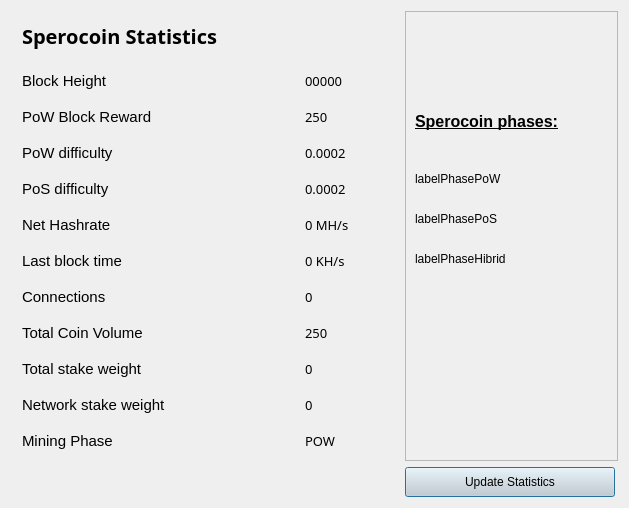
Above: src/qt/forms/statisticspage.ui from LightBurdenOfficial/SperoCoin before the change. Below: the same form after it.
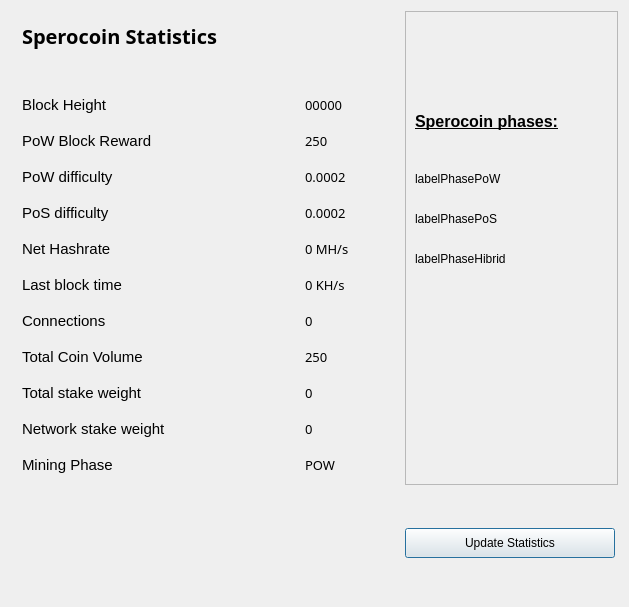
That is the form after the change.

Patch:
```diff
--- a/src/qt/forms/statisticspage.ui
+++ b/src/qt/forms/statisticspage.ui
@@ -10,7 +10,7 @@
     <x>0</x>
     <y>0</y>
     <width>629</width>
-    <height>508</height>
+    <height>607</height>
    </rect>
   </property>
   <property name="windowTitle">
@@ -181,6 +181,9 @@
         </property>
         <item row="1" column="0">
          <widget class="QLabel" name="label_14">
+          <property name="styleSheet">
+           <string notr="true">font: 75 10pt &quot;Century Gothic&quot;;</string>
+          </property>
           <property name="text">
            <string>&lt;html&gt;&lt;head/&gt;&lt;body&gt;&lt;p&gt;&lt;span style=&quot; font-size:11pt;&quot;&gt;Block Height&lt;/span&gt;&lt;/p&gt;&lt;/body&gt;&lt;/html&gt;</string>
           </property>
@@ -190,13 +193,16 @@
          <widget class="QLabel" name="heightBox">
           <property name="font">
            <font>
-            <family>Copperplate Gothic Light</family>
+            <family>Century Gothic</family>
             <pointsize>10</pointsize>
-            <weight>50</weight>
+            <weight>9</weight>
             <italic>false</italic>
             <bold>false</bold>
            </font>
           </property>
+          <property name="styleSheet">
+           <string notr="true">font: 75 10pt &quot;Century Gothic&quot;;</string>
+          </property>
           <property name="text">
            <string>00000</string>
           </property>
@@ -207,6 +213,9 @@
         </item>
         <item row="2" column="0">
          <widget class="QLabel" name="label_12">
+          <property name="styleSheet">
+           <string notr="true">font: 75 10pt &quot;Century Gothic&quot;;</string>
+          </property>
           <property name="text">
            <string>&lt;html&gt;&lt;head/&gt;&lt;body&gt;&lt;p&gt;&lt;span style=&quot; font-size:11pt;&quot;&gt;PoW Block Reward&lt;/span&gt;&lt;/p&gt;&lt;/body&gt;&lt;/html&gt;</string>
           </property>
@@ -216,13 +225,16 @@
          <widget class="QLabel" name="rewardBox">
           <property name="font">
            <font>
-            <family>Copperplate Gothic Light</family>
+            <family>Century Gothic</family>
             <pointsize>10</pointsize>
-            <weight>50</weight>
+            <weight>9</weight>
             <italic>false</italic>
             <bold>false</bold>
            </font>
           </property>
+          <property name="styleSheet">
+           <string notr="true">font: 75 10pt &quot;Century Gothic&quot;;</string>
+          </property>
           <property name="text">
            <string>250</string>
           </property>
@@ -230,6 +242,9 @@
         </item>
         <item row="3" column="0">
          <widget class="QLabel" name="label_13">
+          <property name="styleSheet">
+           <string notr="true">font: 75 10pt &quot;Century Gothic&quot;;</string>
+          </property>
           <property name="text">
            <string>&lt;html&gt;&lt;head/&gt;&lt;body&gt;&lt;p&gt;&lt;span style=&quot; font-size:11pt;&quot;&gt;PoW difficulty&lt;/span&gt;&lt;/p&gt;&lt;/body&gt;&lt;/html&gt;</string>
           </property>
@@ -239,13 +254,16 @@
          <widget class="QLabel" name="diffBox">
           <property name="font">
            <font>
-            <family>Copperplate Gothic Light</family>
+            <family>Century Gothic</family>
             <pointsize>10</pointsize>
-            <weight>50</weight>
+            <weight>9</weight>
             <italic>false</italic>
             <bold>false</bold>
            </font>
           </property>
+          <property name="styleSheet">
+           <string notr="true">font: 75 10pt &quot;Century Gothic&quot;;</string>
+          </property>
           <property name="text">
            <string>0.0002</string>
           </property>
@@ -253,6 +271,9 @@
         </item>
         <item row="4" column="0">
          <widget class="QLabel" name="label_9">
+          <property name="styleSheet">
+           <string notr="true">font: 75 10pt &quot;Century Gothic&quot;;</string>
+          </property>
           <property name="text">
            <string>&lt;html&gt;&lt;head/&gt;&lt;body&gt;&lt;p&gt;&lt;span style=&quot; font-size:11pt;&quot;&gt;PoS difficulty&lt;/span&gt;&lt;/p&gt;&lt;/body&gt;&lt;/html&gt;</string>
           </property>
@@ -262,13 +283,16 @@
          <widget class="QLabel" name="diffBox2">
           <property name="font">
            <font>
-            <family>Copperplate Gothic Light</family>
+            <family>Century Gothic</family>
             <pointsize>10</pointsize>
-            <weight>50</weight>
+            <weight>9</weight>
             <italic>false</italic>
             <bold>false</bold>
            </font>
           </property>
+          <property name="styleSheet">
+           <string notr="true">font: 75 10pt &quot;Century Gothic&quot;;</string>
+          </property>
           <property name="text">
            <string>0.0002</string>
           </property>
@@ -278,13 +302,16 @@
          <widget class="QLabel" name="pawrateBox">
           <property name="font">
            <font>
-            <family>Copperplate Gothic Light</family>
+            <family>Century Gothic</family>
             <pointsize>10</pointsize>
-            <weight>50</weight>
+            <weight>9</weight>
             <italic>false</italic>
             <bold>false</bold>
            </font>
           </property>
+          <property name="styleSheet">
+           <string notr="true">font: 75 10pt &quot;Century Gothic&quot;;</string>
+          </property>
           <property name="text">
            <string>0 MH/s</string>
           </property>
@@ -298,6 +325,9 @@
             <verstretch>0</verstretch>
            </sizepolicy>
           </property>
+          <property name="styleSheet">
+           <string notr="true">font: 75 10pt &quot;Century Gothic&quot;;</string>
+          </property>
           <property name="text">
            <string>&lt;html&gt;&lt;head/&gt;&lt;body&gt;&lt;p&gt;&lt;span style=&quot; font-size:11pt;&quot;&gt;Last block time&lt;/span&gt;&lt;/p&gt;&lt;/body&gt;&lt;/html&gt;</string>
           </property>
@@ -307,13 +337,16 @@
          <widget class="QLabel" name="localBox">
           <property name="font">
            <font>
-            <family>Copperplate Gothic Light</family>
+            <family>Century Gothic</family>
             <pointsize>10</pointsize>
-            <weight>50</weight>
+            <weight>9</weight>
             <italic>false</italic>
             <bold>false</bold>
            </font>
           </property>
+          <property name="styleSheet">
+           <string notr="true">font: 75 10pt &quot;Century Gothic&quot;;</string>
+          </property>
           <property name="text">
            <string>0 KH/s</string>
           </property>
@@ -321,6 +354,9 @@
         </item>
         <item row="7" column="0">
          <widget class="QLabel" name="label1_2">
+          <property name="styleSheet">
+           <string notr="true">font: 75 10pt &quot;Century Gothic&quot;;</string>
+          </property>
           <property name="text">
            <string>&lt;html&gt;&lt;head/&gt;&lt;body&gt;&lt;p&gt;&lt;span style=&quot; font-size:11pt;&quot;&gt;Connections&lt;/span&gt;&lt;/p&gt;&lt;/body&gt;&lt;/html&gt;</string>
           </property>
@@ -330,13 +366,16 @@
          <widget class="QLabel" name="connectionBox">
           <property name="font">
            <font>
-            <family>Copperplate Gothic Light</family>
+            <family>Century Gothic</family>
             <pointsize>10</pointsize>
-            <weight>50</weight>
+            <weight>9</weight>
             <italic>false</italic>
             <bold>false</bold>
            </font>
           </property>
+          <property name="styleSheet">
+           <string notr="true">font: 75 10pt &quot;Century Gothic&quot;;</string>
+          </property>
           <property name="text">
            <string>0</string>
           </property>
@@ -344,6 +383,9 @@
         </item>
         <item row="8" column="0">
          <widget class="QLabel" name="label_8">
+          <property name="styleSheet">
+           <string notr="true">font: 75 10pt &quot;Century Gothic&quot;;</string>
+          </property>
           <property name="text">
            <string>&lt;html&gt;&lt;head/&gt;&lt;body&gt;&lt;p&gt;&lt;span style=&quot; font-size:11pt;&quot;&gt;Total Coin Volume&lt;/span&gt;&lt;/p&gt;&lt;/body&gt;&lt;/html&gt;</string>
           </property>
@@ -353,13 +395,16 @@
          <widget class="QLabel" name="volumeBox">
           <property name="font">
            <font>
-            <family>Copperplate Gothic Light</family>
+            <family>Century Gothic</family>
             <pointsize>10</pointsize>
-            <weight>50</weight>
+            <weight>9</weight>
             <italic>false</italic>
             <bold>false</bold>
            </font>
           </property>
+          <property name="styleSheet">
+           <string notr="true">font: 75 10pt &quot;Century Gothic&quot;;</string>
+          </property>
           <property name="text">
            <string>250</string>
           </property>
@@ -367,6 +412,9 @@
         </item>
         <item row="9" column="0">
          <widget class="QLabel" name="label_10">
+          <property name="styleSheet">
+           <string notr="true">font: 75 10pt &quot;Century Gothic&quot;;</string>
+          </property>
           <property name="text">
            <string>&lt;html&gt;&lt;head/&gt;&lt;body&gt;&lt;p&gt;&lt;span style=&quot; font-size:11pt;&quot;&gt;Total stake weight&lt;/span&gt;&lt;/p&gt;&lt;/body&gt;&lt;/html&gt;</string>
           </property>
@@ -376,13 +424,16 @@
          <widget class="QLabel" name="minBox">
           <property name="font">
            <font>
-            <family>Copperplate Gothic Light</family>
+            <family>Century Gothic</family>
             <pointsize>10</pointsize>
-            <weight>50</weight>
+            <weight>9</weight>
             <italic>false</italic>
             <bold>false</bold>
            </font>
           </property>
+          <property name="styleSheet">
+           <string notr="true">font: 75 10pt &quot;Century Gothic&quot;;</string>
+          </property>
           <property name="text">
            <string>0</string>
           </property>
@@ -390,6 +441,9 @@
         </item>
         <item row="10" column="0">
          <widget class="QLabel" name="label_11">
+          <property name="styleSheet">
+           <string notr="true">font: 75 10pt &quot;Century Gothic&quot;;</string>
+          </property>
           <property name="text">
            <string>&lt;html&gt;&lt;head/&gt;&lt;body&gt;&lt;p&gt;&lt;span style=&quot; font-size:11pt;&quot;&gt;Network stake weight&lt;/span&gt;&lt;/p&gt;&lt;/body&gt;&lt;/html&gt;</string>
           </property>
@@ -399,13 +453,16 @@
          <widget class="QLabel" name="maxBox">
           <property name="font">
            <font>
-            <family>Copperplate Gothic Light</family>
+            <family>Century Gothic</family>
             <pointsize>10</pointsize>
-            <weight>50</weight>
+            <weight>9</weight>
             <italic>false</italic>
             <bold>false</bold>
            </font>
           </property>
+          <property name="styleSheet">
+           <string notr="true">font: 75 10pt &quot;Century Gothic&quot;;</string>
+          </property>
           <property name="text">
            <string>0</string>
           </property>
@@ -413,6 +470,9 @@
         </item>
         <item row="11" column="0">
          <widget class="QLabel" name="label_15">
+          <property name="styleSheet">
+           <string notr="true">font: 75 10pt &quot;Century Gothic&quot;;</string>
+          </property>
           <property name="text">
            <string>&lt;html&gt;&lt;head/&gt;&lt;body&gt;&lt;p&gt;&lt;span style=&quot; font-size:11pt;&quot;&gt;Mining Phase&lt;/span&gt;&lt;/p&gt;&lt;/body&gt;&lt;/html&gt;</string>
           </property>
@@ -422,13 +482,16 @@
          <widget class="QLabel" name="cBox">
           <property name="font">
            <font>
-            <family>Copperplate Gothic Light</family>
+            <family>Century Gothic</family>
             <pointsize>10</pointsize>
-            <weight>50</weight>
+            <weight>9</weight>
             <italic>false</italic>
             <bold>false</bold>
            </font>
           </property>
+          <property name="styleSheet">
+           <string notr="true">font: 75 10pt &quot;Century Gothic&quot;;</string>
+          </property>
           <property name="text">
            <string>POW</string>
           </property>
@@ -436,6 +499,9 @@
         </item>
         <item row="5" column="0">
          <widget class="QLabel" name="label_16">
+          <property name="styleSheet">
+           <string notr="true">font: 75 10pt &quot;Century Gothic&quot;;</string>
+          </property>
           <property name="text">
            <string>&lt;html&gt;&lt;head/&gt;&lt;body&gt;&lt;p&gt;&lt;span style=&quot; font-size:11pt;&quot;&gt;Net Hashrate&lt;/span&gt;&lt;/p&gt;&lt;/body&gt;&lt;/html&gt;</string>
           </property>
@@ -461,7 +527,7 @@
       </size>
      </property>
      <property name="styleSheet">
-      <string notr="true">background:lightgrey;</string>
+      <string notr="true">font: 75 9pt &quot;Century Gothic&quot;;</string>
      </property>
      <property name="text">
       <string>Update Statistics</string>
```
Left out of the diff: 20 changed lines with no effect on the pictures.
